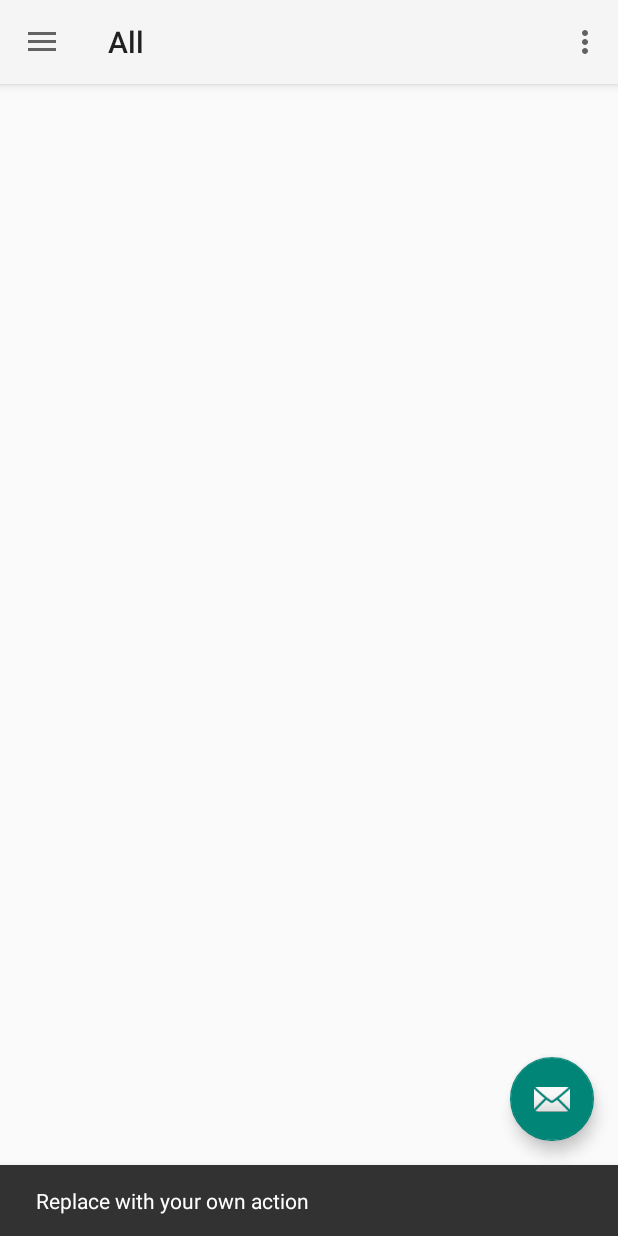
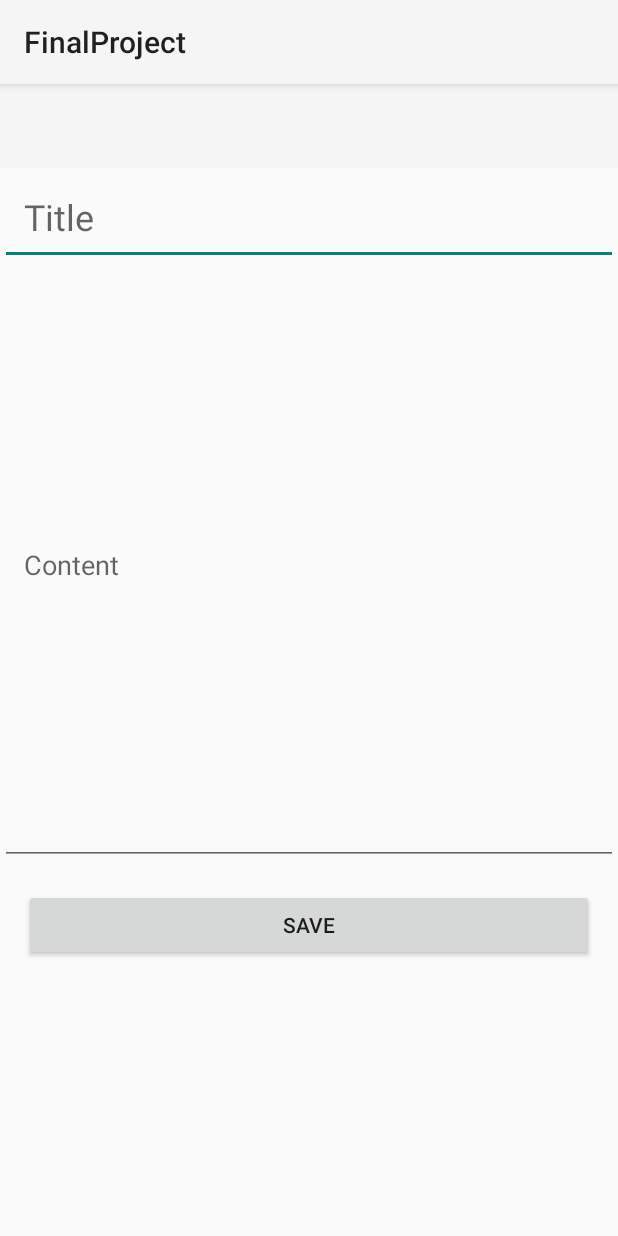
Before and after one commit to NidalZabade/FinalProjectAndriodLab, an Android app: the NotesActivity screen opened directly, with no data from a screen before it, after a tap on an icon or button, on a phone screen of 412 x 824 dp. Run offline under Robolectric (Android 15) with nearby library versions, the light colour scheme and no system bars; our stand-ins replace navigation-ui; 4 statements that could not run were skipped.

```diff
--- a/app/src/main/AndroidManifest.xml
+++ b/app/src/main/AndroidManifest.xml
@@ -12,6 +12,9 @@
         android:supportsRtl="true"
         android:theme="@style/Theme.FinalProject"
         tools:targetApi="31">
+        <activity
+            android:name=".AddNoteActivity"
+            android:exported="false" />
         <activity
             android:name=".NotesActivity"
             android:exported="false"
--- /dev/null
+++ b/app/src/main/java/edu/birzeit/nidlibraheem/finalproject/AddNoteActivity.java
@@ -0,0 +1,48 @@
+package edu.birzeit.nidlibraheem.finalproject;
+
+import androidx.appcompat.app.AppCompatActivity;
+
+import android.os.Bundle;
+import android.widget.Button;
+import android.widget.EditText;
+import android.widget.Toast;
+
+import java.util.Date;
+
+import edu.birzeit.nidlibraheem.finalproject.models.Note;
+
+public class AddNoteActivity extends AppCompatActivity {
+    EditText titleET, contentET;
+    Button saveBtn;
+
+    ORM orm = ORM.getInstance(this);
+    @Override
+    protected void onCreate(Bundle savedInstanceState) {
+        super.onCreate(savedInstanceState);
+        setContentView(R.layout.activity_add_note);
+        titleET = findViewById(R.id.titleET);
+        contentET = findViewById(R.id.contentET);
+        saveBtn = findViewById(R.id.save);
+
+
+        saveBtn.setOnClickListener(v -> {
+            String title = titleET.getText().toString();
+            String content = contentET.getText().toString();
+            if (title.isEmpty() || content.isEmpty()) {
+                titleET.setError("Please enter title");
+                contentET.setError("Please enter content");
+            } else {
+                Note note = new Note();
+                note.setTitle(title);
+                note.setContent(content);
+                note.setCreationDate(new Date());
+                note.setIsFavorite(false);
+                note.setOwner(MainActivity.loggedInUser);
+                orm.insertNote(note);
+                Toast.makeText(this, "Note added successfully with id: " + note.getId(), Toast.LENGTH_SHORT).show();
+                finish();
+            }
+            });
+    }
+
+}
--- a/app/src/main/java/edu/birzeit/nidlibraheem/finalproject/NotesActivity.java
+++ b/app/src/main/java/edu/birzeit/nidlibraheem/finalproject/NotesActivity.java
@@ -1,5 +1,6 @@
 package edu.birzeit.nidlibraheem.finalproject;
 
+import android.content.Intent;
 import android.os.Bundle;
 import android.view.View;
 import android.view.Menu;
@@ -36,8 +37,9 @@ public class NotesActivity extends AppCompatActivity {
         binding.appBarNotes.fab.setOnClickListener(new View.OnClickListener() {
             @Override
             public void onClick(View view) {
-                Snackbar.make(view, "Replace with your own action", Snackbar.LENGTH_LONG)
-                        .setAction("Action", null).show();
+                //go to add note activity
+                Intent intent = new Intent(NotesActivity.this, AddNoteActivity.class);
+                startActivity(intent);
             }
         });
         DrawerLayout drawer = binding.drawerLayout;
--- a/app/src/main/java/edu/birzeit/nidlibraheem/finalproject/ui/all/AllFragment.java
+++ b/app/src/main/java/edu/birzeit/nidlibraheem/finalproject/ui/all/AllFragment.java
@@ -1,5 +1,6 @@
 package edu.birzeit.nidlibraheem.finalproject.ui.all;
 
+import android.database.Cursor;
 import android.os.Bundle;
 import android.view.LayoutInflater;
 import android.view.View;
@@ -11,6 +12,7 @@ import androidx.fragment.app.Fragment;
 import androidx.lifecycle.ViewModelProvider;
 
 import edu.birzeit.nidlibraheem.finalproject.MainActivity;
+import edu.birzeit.nidlibraheem.finalproject.ORM;
 import edu.birzeit.nidlibraheem.finalproject.databinding.FragmentAllBinding;
 
 public class AllFragment extends Fragment {
@@ -26,7 +28,15 @@ public class AllFragment extends Fragment {
         View root = binding.getRoot();
 
         final TextView textView = binding.textAll;
-        textView.setText("Welcome " + MainActivity.loggedInUser.getFirstName());
+
+        Cursor cursor;
+        cursor = ORM.getInstance(getContext()).getAllNotes(MainActivity.loggedInUser);
+        String notes = "";
+        while (cursor.moveToNext()) {
+            notes += cursor.getString(1) + "\n";
+        }
+        textView.setText(notes);
+
         return root;
     }
 
--- a/app/src/main/java/edu/birzeit/nidlibraheem/finalproject/ui/all/AllViewModel.java
+++ b/app/src/main/java/edu/birzeit/nidlibraheem/finalproject/ui/all/AllViewModel.java
@@ -8,6 +8,7 @@ public class AllViewModel extends ViewModel {
 
     private final MutableLiveData<String> mText;
 
+
     public AllViewModel() {
         mText = new MutableLiveData<>();
         mText.setValue("This is all fragment");
--- /dev/null
+++ b/app/src/main/res/drawable/baseline_add_24.xml
@@ -0,0 +1,5 @@
+<vector android:height="24dp" android:tint="#000000"
+    android:viewportHeight="24" android:viewportWidth="24"
+    android:width="24dp" xmlns:android="http://schemas.android.com/apk/res/android">
+    <path android:fillColor="@android:color/white" android:pathData="M19,13h-6v6h-2v-6H5v-2h6V5h2v6h6v2z"/>
+</vector>
--- /dev/null
+++ b/app/src/main/res/layout/activity_add_note.xml
@@ -0,0 +1,42 @@
+<?xml version="1.0" encoding="utf-8"?>
+<LinearLayout xmlns:android="http://schemas.android.com/apk/res/android"
+    xmlns:app="http://schemas.android.com/apk/res-auto"
+    xmlns:tools="http://schemas.android.com/tools"
+    android:layout_width="match_parent"
+    android:layout_height="match_parent"
+    android:orientation="vertical"
+    tools:context=".AddNoteActivity">
+
+    <androidx.appcompat.widget.Toolbar
+        android:id="@+id/toolbar"
+        android:layout_width="match_parent"
+        android:layout_height="?attr/actionBarSize"
+        android:background="?attr/colorPrimary"
+        app:popupTheme="@style/Theme.FinalProject.PopupOverlay" />
+
+    <EditText
+        android:id="@+id/titleET"
+        android:layout_width="match_parent"
+        android:layout_height="wrap_content"
+        android:hint="Title"
+        android:padding="16dp"
+        android:textSize="24sp" />
+
+    <EditText
+        android:id="@+id/contentET"
+        android:layout_width="match_parent"
+        android:layout_height="600px"
+        android:hint="Content"
+        android:padding="16dp"
+        android:textSize="18sp" />
+
+    <Button
+        android:id="@+id/save"
+        android:layout_width="match_parent"
+        android:layout_height="wrap_content"
+        android:layout_margin="16dp"
+        android:text="Save" />
+
+
+
+</LinearLayout>
--- a/app/src/main/res/layout/app_bar_notes.xml
+++ b/app/src/main/res/layout/app_bar_notes.xml
@@ -29,6 +29,6 @@
         android:layout_gravity="bottom|end"
         android:layout_marginEnd="@dimen/fab_margin"
         android:layout_marginBottom="16dp"
-        app:srcCompat="@android:drawable/ic_dialog_email" />
+        app:srcCompat="@android:drawable/ic_input_add" />
 
 </androidx.coordinatorlayout.widget.CoordinatorLayout>
```
Also changed, not shown: app/src/main/java/edu/birzeit/nidlibraheem/finalproject/ORM.java (+26 -1 lines), app/src/main/java/edu/birzeit/nidlibraheem/finalproject/models/Note.java (+93 -0 lines), app/src/main/java/edu/birzeit/nidlibraheem/finalproject/models/Tag.java (added, +37 -0 lines), app/src/main/java/edu/birzeit/nidlibraheem/finalproject/models/User.java (+18 -0 lines).
